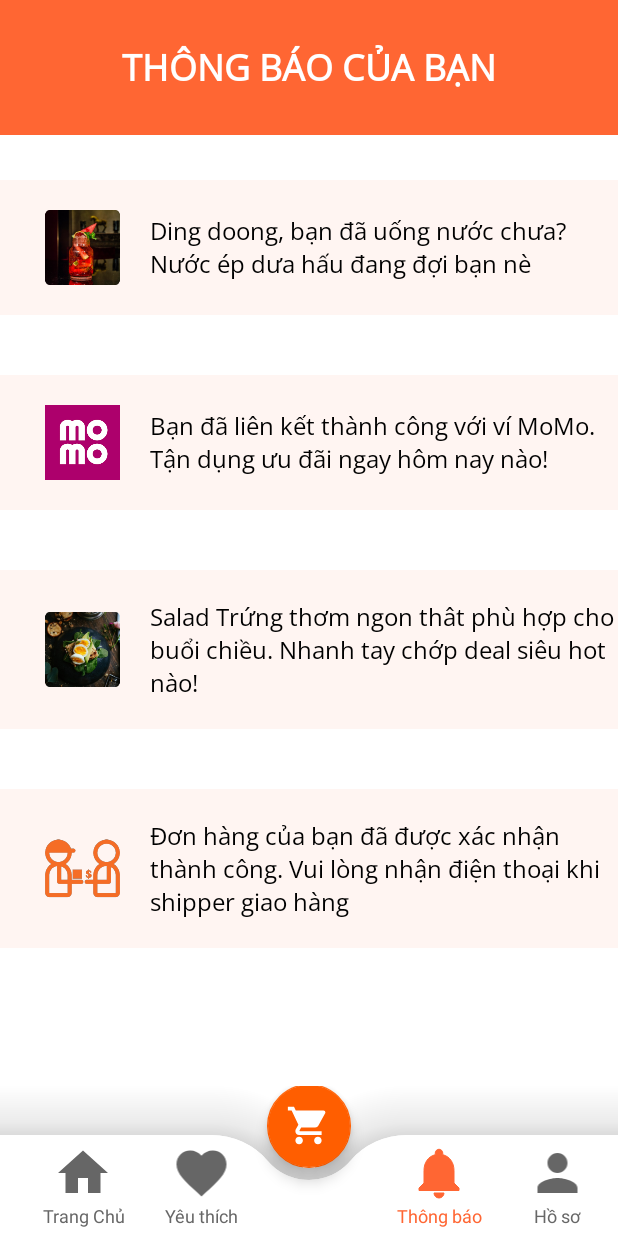
After one commit to duongmien/SunShine_App, an Android app: the layout activity_thong_bao.xml on its own in the app's theme, with its tools: preview values and no code run, on a phone screen of 412 x 824 dp. The commit adds this screen. Run offline under Robolectric (Android 15) with nearby library versions, the phone set to English and light mode, and no system bars.

Commit message:
Thùy Linh up ThongBao

```diff
--- /dev/null
+++ b/app/src/main/java/com/myfistapp/sunshine_app/ThongBao.java
@@ -0,0 +1,68 @@
+package com.myfistapp.sunshine_app;
+
+import android.content.Intent;
+import android.os.Bundle;
+import android.view.View;
+import android.view.WindowManager;
+import android.widget.LinearLayout;
+
+import androidx.appcompat.app.AppCompatActivity;
+
+import com.google.android.material.floatingactionbutton.FloatingActionButton;
+
+public class ThongBao extends AppCompatActivity {
+
+    @Override
+    protected void onCreate(Bundle savedInstanceState) {
+        super.onCreate(savedInstanceState);
+        getWindow().setFlags(WindowManager.LayoutParams.FLAG_FULLSCREEN,WindowManager.LayoutParams.FLAG_FULLSCREEN);
+        setContentView(R.layout.activity_thong_bao);
+        bottomNavigation();
+    }
+
+
+
+    private void bottomNavigation() {
+        FloatingActionButton floatingActionButton = findViewById(R.id.card_btn);
+        LinearLayout homeBtn = findViewById(R.id.homeBtn);
+        LinearLayout favBtn = findViewById(R.id.favBtn);
+        LinearLayout notiBtn = findViewById(R.id.notBtn);
+        LinearLayout proBtn = findViewById(R.id.proBtn);
+
+        floatingActionButton.setOnClickListener(new View.OnClickListener() {
+            @Override
+            public void onClick(View v) {
+                startActivity(new Intent(ThongBao.this, ThongBao.class));
+            }
+        });
+
+        homeBtn.setOnClickListener(new View.OnClickListener() {
+            @Override
+            public void onClick(View v) {
+                startActivity(new Intent(ThongBao.this, ThongBao.class));
+            }
+        });
+
+        favBtn.setOnClickListener(new View.OnClickListener() {
+            @Override
+            public void onClick(View v) {
+                startActivity(new Intent(ThongBao.this, ThongBao.class));
+            }
+        });
+
+        notiBtn.setOnClickListener(new View.OnClickListener() {
+            @Override
+            public void onClick(View v) {
+                startActivity(new Intent(ThongBao.this, ThongBao.class));
+            }
+        });
+
+        proBtn.setOnClickListener(new View.OnClickListener() {
+            @Override
+            public void onClick(View v) {
+                startActivity(new Intent(ThongBao.this, ThongBao.class));
+            }
+        });
+
+    }
+}
--- /dev/null
+++ b/app/src/main/res/drawable/ic_nav_cart.xml
@@ -0,0 +1,5 @@
+<vector android:height="32dp" android:tint="?attr/colorControlNormal"
+    android:viewportHeight="24" android:viewportWidth="24"
+    android:width="32dp" xmlns:android="http://schemas.android.com/apk/res/android">
+    <path android:fillColor="@android:color/white" android:pathData="M7,18c-1.1,0 -1.99,0.9 -1.99,2S5.9,22 7,22s2,-0.9 2,-2 -0.9,-2 -2,-2zM1,2v2h2l3.6,7.59 -1.35,2.45c-0.16,0.28 -0.25,0.61 -0.25,0.96 0,1.1 0.9,2 2,2h12v-2L7.42,15c-0.14,0 -0.25,-0.11 -0.25,-0.25l0.03,-0.12 0.9,-1.63h7.45c0.75,0 1.41,-0.41 1.75,-1.03l3.58,-6.49c0.08,-0.14 0.12,-0.31 0.12,-0.48 0,-0.55 -0.45,-1 -1,-1L5.21,4l-0.94,-2L1,2zM17,18c-1.1,0 -1.99,0.9 -1.99,2s0.89,2 1.99,2 2,-0.9 2,-2 -0.9,-2 -2,-2z"/>
+</vector>
--- /dev/null
+++ b/app/src/main/res/drawable/ic_nav_favorite.xml
@@ -0,0 +1,5 @@
+<vector android:height="32dp" android:tint="?attr/colorControlNormal"
+    android:viewportHeight="24" android:viewportWidth="24"
+    android:width="32dp" xmlns:android="http://schemas.android.com/apk/res/android">
+    <path android:fillColor="@android:color/white" android:pathData="M12,21.35l-1.45,-1.32C5.4,15.36 2,12.28 2,8.5 2,5.42 4.42,3 7.5,3c1.74,0 3.41,0.81 4.5,2.09C13.09,3.81 14.76,3 16.5,3 19.58,3 22,5.42 22,8.5c0,3.78 -3.4,6.86 -8.55,11.54L12,21.35z"/>
+</vector>
--- /dev/null
+++ b/app/src/main/res/drawable/ic_nav_home.xml
@@ -0,0 +1,5 @@
+<vector android:height="32dp" android:tint="?attr/colorControlNormal"
+    android:viewportHeight="24" android:viewportWidth="24"
+    android:width="32dp" xmlns:android="http://schemas.android.com/apk/res/android">
+    <path android:fillColor="@android:color/white" android:pathData="M10,20v-6h4v6h5v-8h3L12,3 2,12h3v8z"/>
+</vector>
--- /dev/null
+++ b/app/src/main/res/drawable/ic_nav_profile.xml
@@ -0,0 +1,5 @@
+<vector android:height="32dp" android:tint="?attr/colorControlNormal"
+    android:viewportHeight="24" android:viewportWidth="24"
+    android:width="32dp" xmlns:android="http://schemas.android.com/apk/res/android">
+    <path android:fillColor="@android:color/white" android:pathData="M12,12c2.21,0 4,-1.79 4,-4s-1.79,-4 -4,-4 -4,1.79 -4,4 1.79,4 4,4zM12,14c-2.67,0 -8,1.34 -8,4v2h16v-2c0,-2.66 -5.33,-4 -8,-4z"/>
+</vector>
--- /dev/null
+++ b/app/src/main/res/drawable/ic_notifications.xml
@@ -0,0 +1,11 @@
+<vector xmlns:android="http://schemas.android.com/apk/res/android"
+    android:width="40dp"
+    android:height="40dp"
+    android:viewportWidth="24"
+    android:viewportHeight="24"
+    android:tint="?attr/colorControlNormal">
+  <path
+      android:fillColor="@android:color/white"
+      android:strokeColor="@color/white"
+      android:pathData="M12,22c1.1,0 2,-0.9 2,-2h-4c0,1.1 0.89,2 2,2zM18,16v-5c0,-3.07 -1.64,-5.64 -4.5,-6.32L13.5,4c0,-0.83 -0.67,-1.5 -1.5,-1.5s-1.5,0.67 -1.5,1.5v0.68C7.63,5.36 6,7.92 6,11v5l-2,2v1h16v-1l-2,-2z"/>
+</vector>
--- /dev/null
+++ b/app/src/main/res/layout/activity_thong_bao.xml
@@ -0,0 +1,331 @@
+<?xml version="1.0" encoding="utf-8"?>
+<RelativeLayout xmlns:android="http://schemas.android.com/apk/res/android"
+    xmlns:app="http://schemas.android.com/apk/res-auto"
+    xmlns:tools="http://schemas.android.com/tools"
+    android:layout_width="match_parent"
+    android:layout_height="match_parent"
+    tools:context=".ThongBao">
+    <androidx.coordinatorlayout.widget.CoordinatorLayout
+        android:id="@+id/bottom_nav"
+        android:layout_width="match_parent"
+        android:layout_height="100dp"
+        android:layout_alignParentBottom="true">
+        <com.google.android.material.bottomappbar.BottomAppBar
+            android:layout_width="match_parent"
+            android:layout_height="wrap_content"
+            android:layout_gravity="bottom"
+            app:backgroundTint="#ffffff"
+            app:elevation="100px"
+            android:id="@+id/app_bar"
+            app:fabCradleMargin="8dp"
+            app:fabCradleRoundedCornerRadius="50dp"
+            app:fabCradleVerticalOffset="6dp">
+            <LinearLayout
+                android:layout_width="match_parent"
+                android:layout_height="match_parent"
+                android:orientation="horizontal"
+                android:paddingTop="5dp"
+                android:paddingBottom="5dp">
+
+                <LinearLayout
+                    android:id="@+id/homeBtn"
+                    android:layout_width="0dp"
+                    android:layout_height="match_parent"
+                    android:layout_weight="0.2"
+                    android:orientation="vertical">
+
+                    <ImageView
+                        android:layout_width="match_parent"
+                        android:layout_height="wrap_content"
+                        android:layout_weight="1"
+                        app:srcCompat="@drawable/ic_nav_home"
+                        tools:ignore="VectorDrawableCompat" />
+
+                    <TextView
+                        android:layout_width="match_parent"
+                        android:layout_height="wrap_content"
+                        android:text="Trang Chủ"
+                        android:textAlignment="center"
+                        android:textColor="#676767"
+                        android:textSize="12sp" />
+                </LinearLayout>
+
+                <LinearLayout
+                    android:id="@+id/favBtn"
+                    android:layout_width="0dp"
+                    android:layout_height="match_parent"
+                    android:layout_weight="0.2"
+                    android:orientation="vertical">
+
+                    <ImageView
+                        android:layout_width="match_parent"
+                        android:layout_height="wrap_content"
+                        android:layout_weight="0.8"
+                        app:srcCompat="@drawable/ic_nav_favorite"
+                        tools:ignore="VectorDrawableCompat" />
+
+                    <TextView
+                        android:layout_width="match_parent"
+                        android:layout_height="wrap_content"
+                        android:text="Yêu thích"
+                        android:textAlignment="center"
+                        android:textColor="#676767"
+                        android:textSize="12sp" />
+                </LinearLayout>
+
+                <LinearLayout
+                    android:layout_width="0dp"
+                    android:layout_height="match_parent"
+                    android:layout_weight="0.2"
+                    android:orientation="vertical"
+                    android:visibility="invisible">
+
+                    <ImageView
+                        android:layout_width="match_parent"
+                        android:layout_height="wrap_content"
+                        app:srcCompat="@drawable/ic_nav_home"
+                        tools:ignore="VectorDrawableCompat" />
+
+                    <TextView
+                        android:layout_width="match_parent"
+                        android:layout_height="wrap_content"
+                        android:text="Home"
+                        android:textAlignment="center"
+                        android:textColor="#676767"
+                        android:textSize="12sp" />
+                </LinearLayout>
+
+                <LinearLayout
+                    android:id="@+id/notBtn"
+                    android:layout_width="0dp"
+                    android:layout_height="match_parent"
+                    android:layout_weight="0.2"
+                    android:orientation="vertical">
+
+                    <ImageView
+                        android:layout_width="match_parent"
+                        android:layout_height="wrap_content"
+                        app:srcCompat="@drawable/ic_notifications"
+                        app:tint="@color/orange"
+                        tools:ignore="VectorDrawableCompat" />
+
+                    <TextView
+                        android:layout_width="match_parent"
+                        android:layout_height="wrap_content"
+                        android:text="Thông báo"
+                        android:textAlignment="center"
+                        android:textColor="@color/orange"
+                        android:textSize="12sp" />
+                </LinearLayout>
+
+                <LinearLayout
+                    android:id="@+id/proBtn"
+                    android:layout_width="0dp"
+                    android:layout_height="match_parent"
+                    android:layout_weight="0.2"
+                    android:orientation="vertical">
+
+                    <ImageView
+                        android:id="@+id/imageView5"
+                        android:layout_width="match_parent"
+                        android:layout_height="wrap_content"
+                        android:layout_weight="1"
+                        app:srcCompat="@drawable/ic_nav_profile"
+                        tools:ignore="VectorDrawableCompat" />
+
+                    <TextView
+                        android:id="@+id/textView11"
+                        android:layout_width="match_parent"
+                        android:layout_height="wrap_content"
+                        android:text="Hồ sơ"
+                        android:textAlignment="center"
+                        android:textColor="#676767"
+                        android:textSize="12sp" />
+                </LinearLayout>
+            </LinearLayout>
+        </com.google.android.material.bottomappbar.BottomAppBar>
+        <com.google.android.material.floatingactionbutton.FloatingActionButton
+            android:id="@+id/card_btn"
+            android:layout_width="wrap_content"
+            android:layout_height="wrap_content"
+            android:backgroundTint="#ff5e00"
+            android:elevation="3dp"
+            android:src="@drawable/ic_nav_cart"
+            app:backgroundTint="#ff5e00"
+            app:layout_anchor="@id/app_bar"
+            app:maxImageSize="30dp"
+            app:tint="#ffffff" />
+    </androidx.coordinatorlayout.widget.CoordinatorLayout>
+    <RelativeLayout
+        android:id="@+id/re_header"
+        android:layout_width="match_parent"
+        android:layout_height="90dp"
+        android:layout_alignParentTop="true"
+        android:background="@color/orange">
+
+        <TextView
+            android:id="@+id/textView"
+            android:layout_width="wrap_content"
+            android:layout_height="wrap_content"
+            android:layout_centerInParent="true"
+            android:fontFamily="@font/opensans"
+            android:text="THÔNG BÁO CỦA BẠN"
+            android:textColor="@color/white"
+            android:textSize="24sp"
+            android:textStyle="bold" />
+    </RelativeLayout>
+
+    <ScrollView
+        android:id="@+id/sc_scrol"
+        android:layout_width="match_parent"
+        android:layout_height="match_parent"
+        android:layout_above="@id/bottom_nav"
+        android:layout_below="@id/re_header">
+        <LinearLayout
+            android:layout_width="match_parent"
+            android:layout_height="wrap_content"
+            android:orientation="vertical" >
+
+            <RelativeLayout
+                android:layout_width="match_parent"
+                android:layout_height="match_parent"
+                android:layout_marginTop="10dp">
+
+                <RelativeLayout
+                    android:id="@+id/re_cod"
+                    android:layout_width="match_parent"
+                    android:layout_height="wrap_content"
+                    android:layout_marginTop="20dp"
+                    android:layout_marginBottom="20dp"
+                    android:background="#FFF5F2"
+                    android:paddingTop="20dp"
+                    android:paddingBottom="20dp">
+
+                    <ImageView
+                        android:id="@+id/img_cod"
+                        android:layout_width="50dp"
+                        android:layout_height="50dp"
+                        android:layout_centerVertical="true"
+                        android:layout_marginLeft="30dp"
+                        app:srcCompat="@drawable/img_favorite_food_6" />
+
+
+                    <TextView
+                        android:id="@+id/textView1"
+                        android:layout_width="match_parent"
+                        android:layout_height="wrap_content"
+                        android:layout_centerVertical="true"
+                        android:layout_marginLeft="20dp"
+                        android:layout_toRightOf="@id/img_cod"
+                        android:fontFamily="@font/opensans"
+                        android:text="Ding doong, bạn đã uống nước chưa? Nước ép dưa hấu đang đợi bạn nè"
+                        android:textColor="@color/black"
+                        android:textSize="16sp" />
+                </RelativeLayout>
+
+                <RelativeLayout
+                    android:id="@+id/re_momo"
+                    android:layout_width="match_parent"
+                    android:layout_height="wrap_content"
+                    android:layout_below="@id/re_cod"
+                    android:layout_marginTop="20dp"
+                    android:layout_marginBottom="20dp"
+                    android:background="#FFF5F2"
+                    android:paddingTop="20dp"
+                    android:paddingBottom="20dp">
+
+                    <TextView
+                        android:id="@+id/textView2"
+                        android:layout_width="match_parent"
+                        android:layout_height="wrap_content"
+                        android:layout_centerVertical="true"
+                        android:layout_marginLeft="20dp"
+                        android:layout_toRightOf="@id/img_momo"
+                        android:fontFamily="@font/opensans"
+                        android:text="Bạn đã liên kết thành công với ví MoMo. Tận dụng ưu đãi ngay hôm nay nào!"
+                        android:textColor="@color/black"
+                        android:textSize="16sp" />
+
+                    <ImageView
+                        android:id="@+id/img_momo"
+                        android:layout_width="50dp"
+                        android:layout_height="50dp"
+                        android:layout_centerVertical="true"
+                        android:layout_marginLeft="30dp"
+                        app:srcCompat="@drawable/img_pay_momo" />
+
+
+                </RelativeLayout>
+
+                <RelativeLayout
+                    android:id="@+id/re_zalo"
+                    android:layout_width="match_parent"
+                    android:layout_height="wrap_content"
+                    android:layout_below="@id/re_momo"
+                    android:layout_marginTop="20dp"
+                    android:layout_marginBottom="20dp"
+                    android:background="#FFF5F2"
+                    android:paddingTop="20dp"
+                    android:paddingBottom="20dp">
+
+                    <TextView
+                        android:id="@+id/textView3"
+                        android:layout_width="match_parent"
+                        android:layout_height="wrap_content"
+                        android:layout_centerVertical="true"
+                        android:layout_marginLeft="20dp"
+                        android:layout_toRightOf="@id/img_zalo"
+                        android:fontFamily="@font/opensans"
+                        android:text="Salad Trứng thơm ngon thât phù hợp cho buổi chiều. Nhanh tay chớp deal siêu hot nào!"
+                        android:textColor="@color/black"
+                        android:textSize="16sp" />
+
+                    <ImageView
+                        android:id="@+id/img_zalo"
+                        android:layout_width="50dp"
+                        android:layout_height="50dp"
+                        android:layout_centerVertical="true"
+                        android:layout_marginLeft="30dp"
+                        app:srcCompat="@drawable/img_favorite_food_1" />
+                </RelativeLayout>
+
+                <RelativeLayout
+                    android:id="@+id/re_banking"
+                    android:layout_width="match_parent"
+                    android:layout_height="wrap_content"
+                    android:layout_below="@id/re_zalo"
+                    android:layout_marginTop="20dp"
+                    android:layout_marginBottom="20dp"
+                    android:background="#FFF5F2"
+                    android:paddingTop="20dp"
+                    android:paddingBottom="20dp">
+
+                    <TextView
+                        android:id="@+id/textView4"
+                        android:layout_width="match_parent"
+                        android:layout_height="wrap_content"
+                        android:layout_centerVertical="true"
+                        android:layout_marginLeft="20dp"
+                        android:layout_toRightOf="@id/img_banking"
+                        android:fontFamily="@font/opensans"
+                        android:text="Đơn hàng của bạn đã được xác nhận thành công. Vui lòng nhận điện thoại khi shipper giao hàng"
+                        android:textColor="@color/black"
+                        android:textSize="16sp" />
+
+                    <ImageView
+                        android:id="@+id/img_banking"
+                        android:layout_width="50dp"
+                        android:layout_height="50dp"
+                        android:layout_centerVertical="true"
+                        android:layout_marginLeft="30dp"
+                        app:srcCompat="@drawable/img_pay_cod" />
+
+                </RelativeLayout>
+
+
+            </RelativeLayout>
+        </LinearLayout>
+    </ScrollView>
+
+
+</RelativeLayout>
--- a/app/src/main/res/values/colors.xml
+++ b/app/src/main/res/values/colors.xml
@@ -6,5 +6,6 @@
     <color name="teal_200">#FF03DAC5</color>
     <color name="teal_700">#FF018786</color>
     <color name="black">#FF000000</color>
+    <color name="orange">#FF6633 </color>
     <color name="white">#FFFFFFFF</color>
 </resources>
```
Also changed, not shown: app/src/main/res/drawable/img_favorite_food_1.png (added), app/src/main/res/drawable/img_favorite_food_6.png (added), app/src/main/res/drawable/img_pay_cod.png (added), app/src/main/res/drawable/img_pay_momo.png (added), app/src/main/res/font/dancingscript.ttf (added), app/src/main/res/font/opensans.ttf (added).
